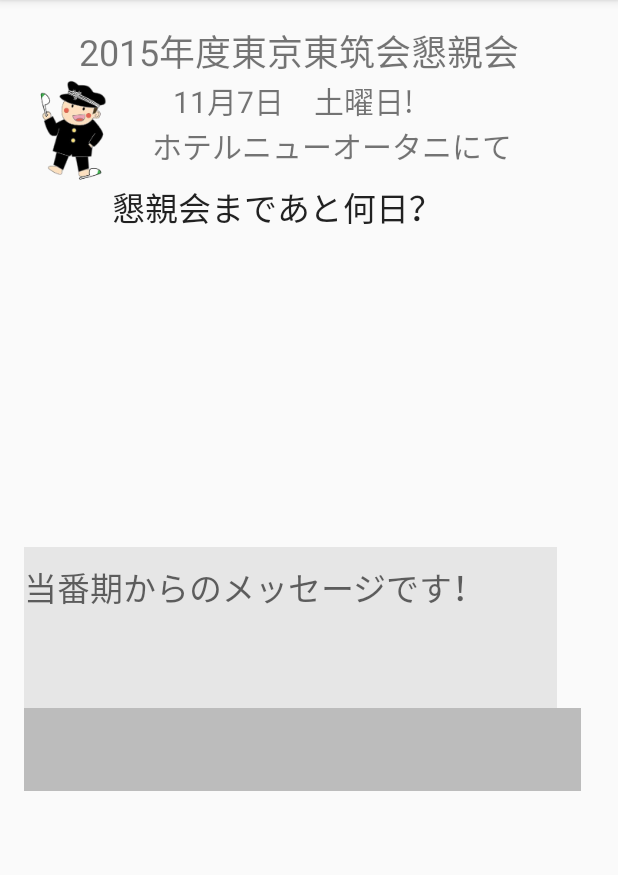
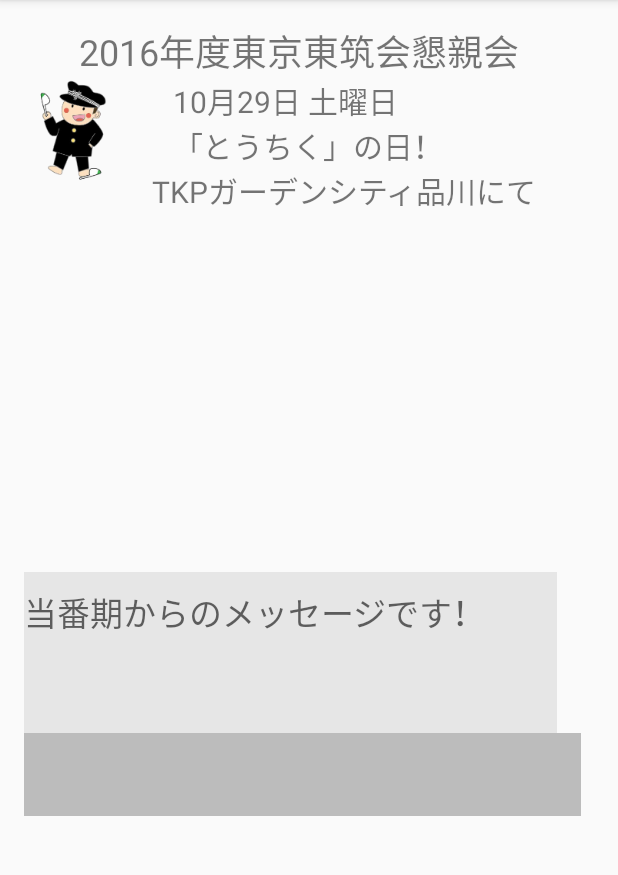
Before and after one commit to rochefort8/LikeTochiku-Android, an Android app: the ReunionWebsiteActivity screen opened directly, with no data from a screen before it, after a tap on "ホーム", on a phone screen of 412 x 824 dp, the part 84-959 px from its top. Run offline under Robolectric (Android 15) with nearby library versions, the phone set to English and light mode, and no system bars; 6 statements that could not run were skipped.

Commit message:
Update konshinkai information on home, function list, registration to 2016's

```diff
--- a/likeTochiku/src/main/java/com/tochiku85/liketochiku/main/FunctionListActivity.java
+++ b/likeTochiku/src/main/java/com/tochiku85/liketochiku/main/FunctionListActivity.java
@@ -35,7 +35,7 @@ import com.tochiku85.liketochiku.utils.parse.ParseApplication;
 public class FunctionListActivity extends ActionBarActivity {
     ListView list;
     String[] itemname ={
-            "SEP:2015年度東京東筑会懇親会",
+            "SEP:2016年度東京東筑会懇親会",
             "特設サイト",
             "参加申込",
             "SEP:いいね！一覧",
--- a/likeTochiku/src/main/java/com/tochiku85/liketochiku/main/ReunionWebsiteActivity.java
+++ b/likeTochiku/src/main/java/com/tochiku85/liketochiku/main/ReunionWebsiteActivity.java
@@ -13,7 +13,7 @@ import com.tochiku85.liketochiku.photorelay.PhotosActivity;
 public class ReunionWebsiteActivity extends ActionBarActivity {
 
     String title = "懇親会特設サイト" ;
-    String url = "http://tokyo2015.tochiku.com/" ;
+    String url = "http://tokyo2016.tochiku.com/" ;
     private WebView webView ;
 
     @Override
--- a/likeTochiku/src/main/res/layout/activity_main.xml
+++ b/likeTochiku/src/main/res/layout/activity_main.xml
@@ -38,7 +38,7 @@
                 android:layout_alignParentTop="true"
                 android:layout_centerHorizontal="true"
                 android:layout_gravity="center_horizontal"
-                android:text="2015年度東京東筑会懇親会"
+                android:text="2016年度東京東筑会懇親会"
                 android:textAlignment="center"
                 android:textSize="24dp" />
 
@@ -63,7 +63,7 @@
                         android:layout_width="245dp"
                         android:layout_height="wrap_content"
                         android:layout_gravity="center_horizontal"
-                        android:text="11月7日　土曜日!"
+                        android:text="10月29日 土曜日\n「とうちく」の日！"
                         android:textSize="20dp" />
 
                     <TextView
@@ -71,7 +71,7 @@
                         android:layout_width="273dp"
                         android:layout_height="wrap_content"
                         android:layout_gravity="center_horizontal"
-                        android:text="ホテルニューオータニにて"
+                        android:text="TKPガーデンシティ品川にて"
                         android:textSize="20dp" />
                 </LinearLayout>
 
@@ -84,12 +84,11 @@
 
                 <TextView
                 android:id="@+id/text_countdown_title"
-                android:layout_width="262dp"
+                android:layout_width="296dp"
                 android:layout_height="wrap_content"
                 android:layout_below="@+id/text_date"
                 android:layout_centerHorizontal="true"
                 android:layout_gravity="center_horizontal"
-                android:text="懇親会まであと何日？"
                     android:textAlignment="center"
                     android:textAppearance="?android:attr/textAppearanceLarge" />
 
--- a/likeTochiku/src/main/res/layout/activity_reunion_registration.xml
+++ b/likeTochiku/src/main/res/layout/activity_reunion_registration.xml
@@ -78,7 +78,7 @@
         android:layout_alignEnd="@+id/button_registration_submit"
         android:layout_alignRight="@+id/button_registration_submit"
         android:layout_alignTop="@+id/imageView4"
-        android:text="11月7日土曜日\nホテルニューオータニ\nお待ちしています！"
+        android:text="10月29日土曜日\nTKPガーデンシティ品川\nお待ちしています！"
         android:textSize="20dp" />
 
 </RelativeLayout>
```
